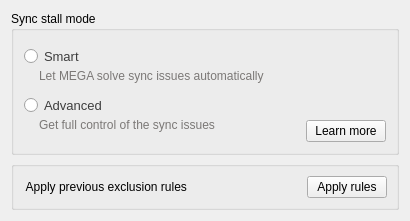
First picture: the form in src/MEGASync/syncs/gui/Twoways/win/SyncStallModeSelector.ui, repository meganz/MEGAsync, before the edit.
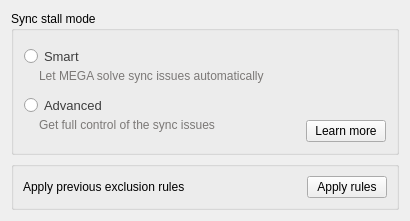
Second picture: the form after the edit.

Patch:
```diff
--- a/src/MEGASync/syncs/gui/Twoways/win/SyncStallModeSelector.ui
+++ b/src/MEGASync/syncs/gui/Twoways/win/SyncStallModeSelector.ui
@@ -203,7 +203,7 @@
       <item>
        <widget class="QLabel" name="label">
         <property name="text">
-         <string> Apply previous exclusion rules</string>
+         <string>Apply previous exclusion rules</string>
         </property>
        </widget>
       </item>
```
